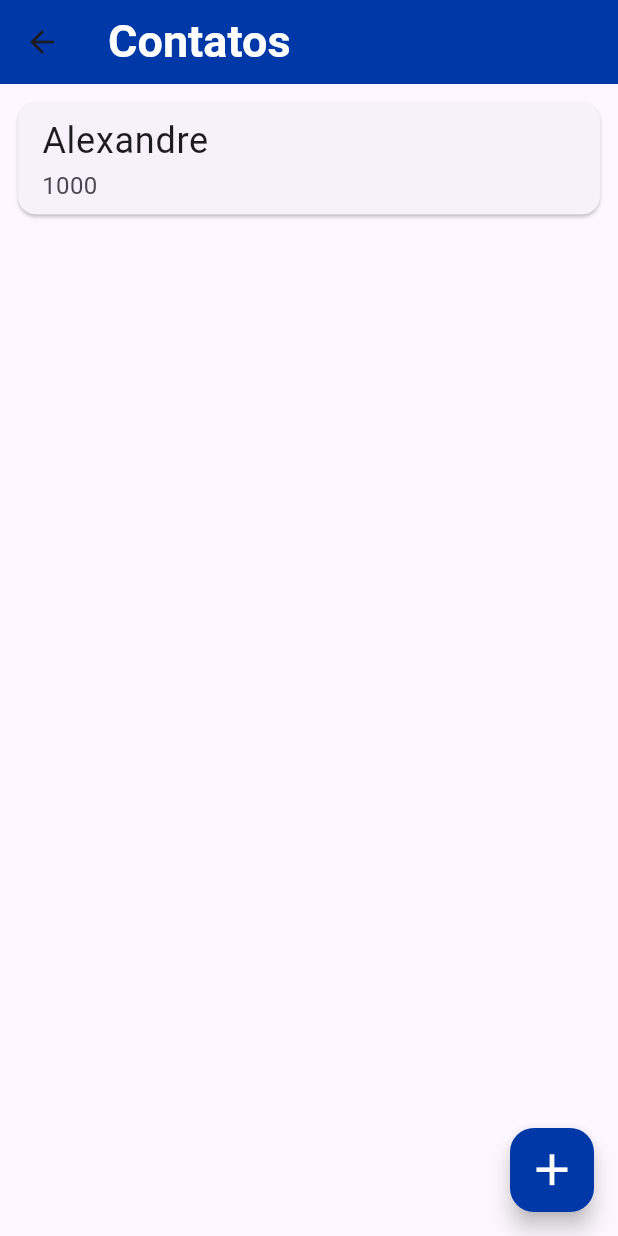
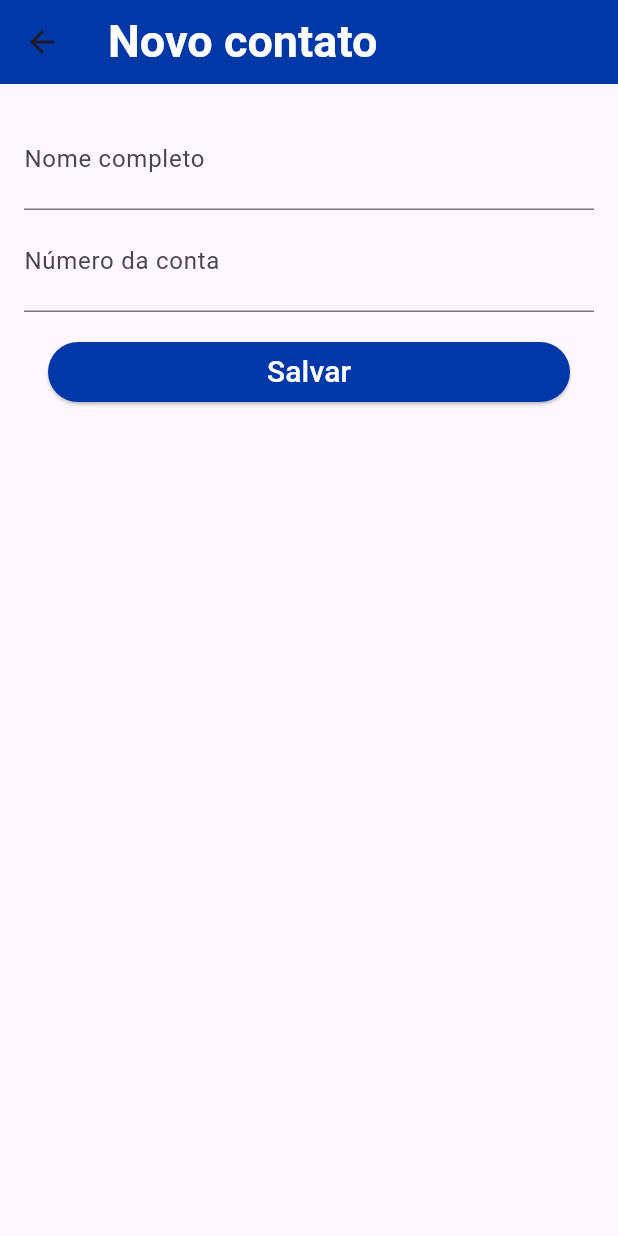
Before and after one commit to moisesVeSouza/projetoBank-5DSM-main-1, a Flutter app: the ListaContatos screen opened directly, after a tap on the "add" icon, on a phone screen of 412 x 824 dp. Run offline on Flutter 3.47's test engine with Material 3 defaults, Android fonts, the phone set to English and light mode, and no system bars; network calls fail.

Commit message:
10/05 - Criação do formulario de contatos

```diff
--- a/lib/main.dart
+++ b/lib/main.dart
@@ -127,7 +127,13 @@ class ListaContatos extends StatelessWidget {
       ),
       floatingActionButton: FloatingActionButton(
         backgroundColor: Color.fromRGBO(0, 56, 168, 1.0),
-        onPressed: () {},
+        onPressed: () {
+          Navigator.of(context).push(
+            MaterialPageRoute(
+              builder: (context) => FormularioContatos(),
+            ),
+          );
+        },
         child: Icon(
           Icons.add,
           color: Colors.white,
@@ -137,3 +143,86 @@ class ListaContatos extends StatelessWidget {
     );
   }
 }
+
+class FormularioContatos extends StatefulWidget {
+  FormularioContatos({super.key});
+
+  @override
+  _FormularioContatoState createState() => _FormularioContatoState();
+}
+
+class _FormularioContatoState extends State<FormularioContatos> {
+  final TextEditingController _controladorNome = TextEditingController();
+  final TextEditingController _controladorNumeroConta = TextEditingController();
+
+  @override
+  Widget build(BuildContext context) {
+    return Scaffold(
+      appBar: AppBar(
+        backgroundColor: Color.fromRGBO(
+          0,
+          56,
+          168,
+          1.0,
+        ),
+        title: Text(
+          'Novo contato',
+          style: TextStyle(
+            color: Colors.white,
+            fontSize: 30,
+            fontWeight: FontWeight.bold,
+          ),
+        ),
+      ),
+      body: Padding(
+        padding: const EdgeInsets.all(16.0),
+        child: Column(
+          children: [
+            TextField(
+              decoration: InputDecoration(
+                labelText: 'Nome completo',
+              ),
+              style: TextStyle(
+                fontSize: 24.0,
+              ),
+            ),
+            TextField(
+              decoration: InputDecoration(
+                labelText: 'Número da conta',
+              ),
+              style: TextStyle(
+                fontSize: 24.0,
+              ),
+              keyboardType: TextInputType.number,
+            ),
+            Padding(
+              padding: EdgeInsets.all(16.0),
+              child: SizedBox(
+                width: double.maxFinite,
+                child: ElevatedButton(
+                  child: Text(
+                    'Salvar',
+                    style: TextStyle(fontSize: 20.0, color: Colors.white),
+                  ),
+                  style: ButtonStyle(
+                    backgroundColor: MaterialStateProperty.all(
+                      Color.fromRGBO(
+                        0,
+                        56,
+                        168,
+                        1.0,
+                      ),
+                    ),
+                  ),
+                  onPressed: () {
+                    print('salvou');
+                  },
+                ),
+              ),
+            ),
+          ],
+        ),
+      ),
+    );
+  }
+}
```
